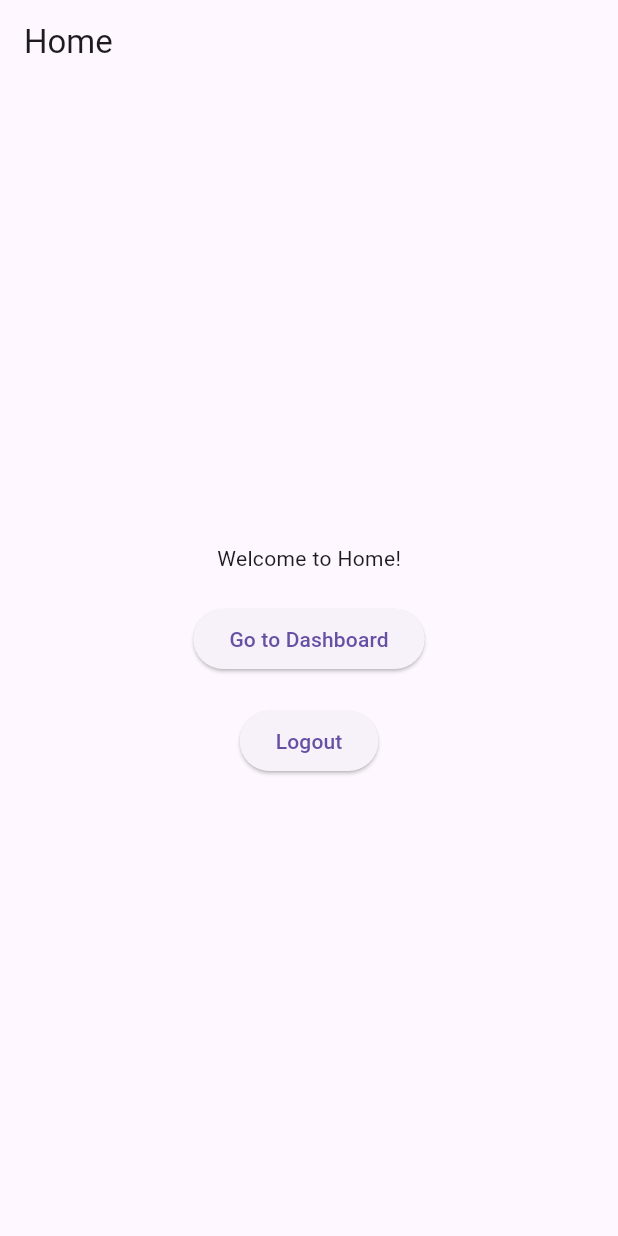
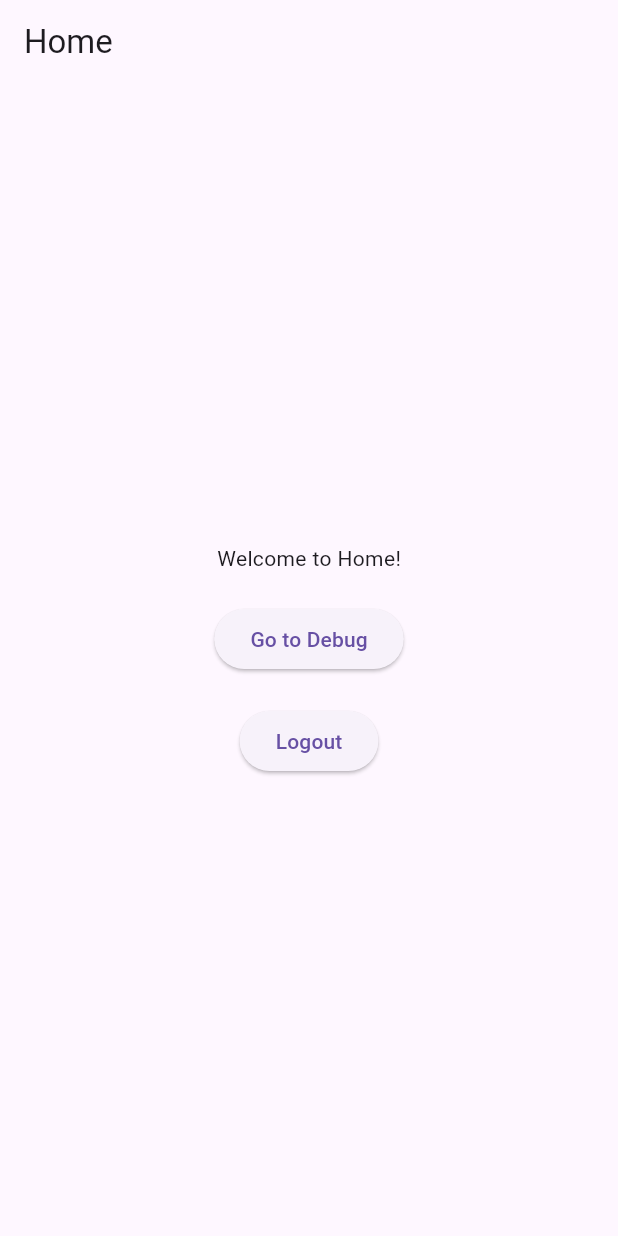
Before and after one commit to abc-medes/ate-flutter, a Flutter app: the HomeView screen opened by its route, on a phone screen of 412 x 824 dp. Run offline on Flutter 3.47's test engine with Material 3 defaults, Android fonts, the phone set to English and light mode, and no system bars; our stand-ins replace flutter_riverpod, go_router.

```diff
--- a/lib/core/routes/app_routes.dart
+++ b/lib/core/routes/app_routes.dart
@@ -4,7 +4,7 @@ import 'package:go_router/go_router.dart';
 
 final appRoutes = [
   GoRoute(
-    path: '/home',
+    path: '/',
     builder: (context, state) => const HomeView(),
   ),
   GoRoute(
--- a/lib/core/routes/router_provider.dart
+++ b/lib/core/routes/router_provider.dart
@@ -23,7 +23,7 @@ final routerProvider = Provider<GoRouter>((ref) {
             : '/auth/onboarding';
       }
 
-      return state.matchedLocation.startsWith('/home') ? null : '/home';
+      return null;
     },
     routes: [...authRoutes, ...appRoutes],
   );
--- a/lib/presentation/views/app/home/home_view.dart
+++ b/lib/presentation/views/app/home/home_view.dart
@@ -20,8 +20,8 @@ class HomeView extends ConsumerWidget {
             Text("Welcome to Home!"),
             SizedBox(height: 20),
             ElevatedButton(
-              onPressed: () => context.go('/dashboard'),
-              child: Text("Go to Dashboard"),
+              onPressed: () => context.go('/debug'),
+              child: Text("Go to Debug"),
             ),
             SizedBox(height: 20),
             ElevatedButton(
--- a/lib/presentation/views/auth/onboarding_view.dart
+++ b/lib/presentation/views/auth/onboarding_view.dart
@@ -36,7 +36,6 @@ class _OnboardingViewState extends ConsumerState<OnboardingView> {
   @override
   Widget build(BuildContext context) {
     final authNotifier = ref.read(authStateProvider.notifier);
-    final authState = ref.watch(authStateProvider);
 
     return Scaffold(
       appBar: AppBar(title: const Text("Onboarding")),
```
Also changed, not shown: lib/presentation/views/app/debug/debug_view.dart (+5 -4 lines), lib/core/dependency_injection.dart (deleted).
